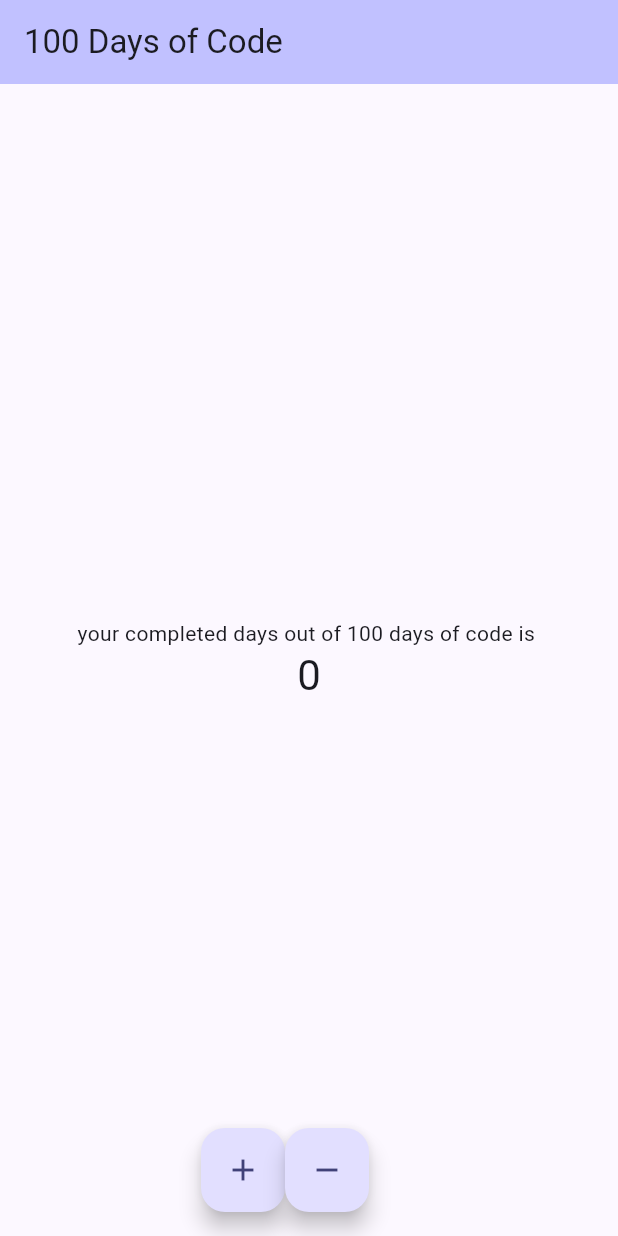
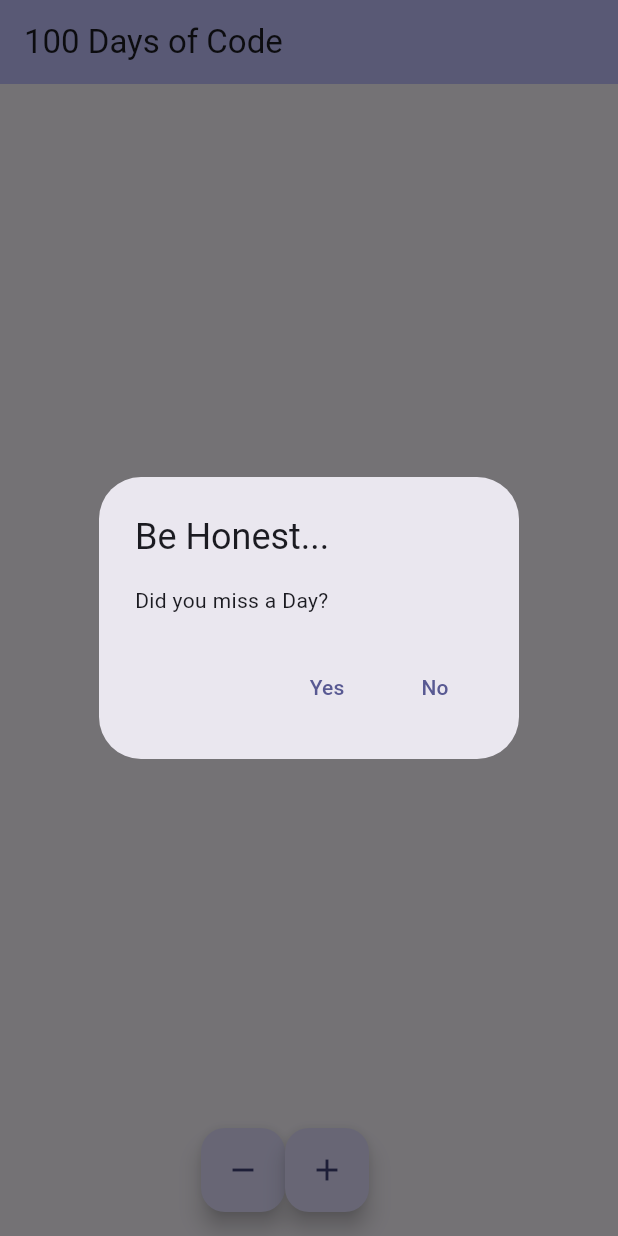
Before and after one commit to Jubibani/flutter-apps, a Flutter app: the screen it shows after launch, after a tap on the "remove" icon, after a tap on the "add" icon, on a phone screen of 412 x 824 dp. Run offline on Flutter 3.47's test engine with Material 3 defaults, Android fonts, the light colour scheme and no system bars.

Commit message:
Added Function Show Dialog()
It asks the user if he or she misses a day. if user did not, then increment. otherwise decrement().

```diff
--- a/my_first_flutter_app/lib/main.dart
+++ b/my_first_flutter_app/lib/main.dart
@@ -11,6 +11,7 @@
     @override
     Widget build(BuildContext context) {
       return MaterialApp(
+        debugShowCheckedModeBanner: false,
         title: 'My-First Flutter-App',
         theme: ThemeData(
           colorScheme:
@@ -38,12 +39,37 @@
 
 
   class _MyHomePageState extends State<MyHomePage> {
+    String message = "Missed a day?";
+    bool yes = true;
+    bool no = false;
     int _counter = 0;
-    // void __presentOrAbsent() {
-    //   setState(() {
-    //     showDialog(context: context, builder: builder);
-    //   });
-    // }
+  void _showDialog(BuildContext context) {
+    showDialog(
+      context: context,
+      builder: (BuildContext context) {
+        return AlertDialog(
+          title:const  Text('Be Honest...'),
+          content: const Text('Did you miss a Day?'),
+          actions: [
+            TextButton(
+              onPressed: () {
+                decrementCounter();
+                Navigator.of(context).pop(); // Close the dialog
+              },
+              child: const Text('Yes'),
+            ),
+            TextButton(onPressed: () {
+              incrementCounter();
+              Navigator.of(context).pop();
+            },
+            child: const Text('No')
+            )
+          ],
+        );
+      },
+    );
+  }
+
     void decrementCounter() {
       setState(() {
         _counter--;
@@ -57,10 +83,8 @@
         // _counter without calling setState(), then the build method would not be
         // called again, and so nothing would appear to happen.
         _counter++;
-        missedDay();
       });
     }
-
     @override
     Widget build(BuildContext context) {
       // This method is rerun every time setState is called, for instance as done
@@ -99,7 +123,7 @@
             mainAxisAlignment: MainAxisAlignment.center,
             children: <Widget>[
               const Text(
-                'your completed days out of 100 days of code is ',
+                'your streak:  ',
               ),
               Text(
                 '$_counter',
@@ -116,11 +140,13 @@
         floatingActionButton: Row(mainAxisAlignment: MainAxisAlignment.center,
         children: [
           FloatingActionButton(
-            onPressed: incrementCounter,
-            child: const Icon(Icons.add)),
-          FloatingActionButton(
             onPressed: decrementCounter,
             child: const Icon(Icons.remove)),
+          FloatingActionButton(
+            onPressed: () {
+              _showDialog(context);
+            },
+            child: const Icon(Icons.add)),
         ])   , // This trailing comma makes auto-formatting nicer for build methods.
       );
     }
```
